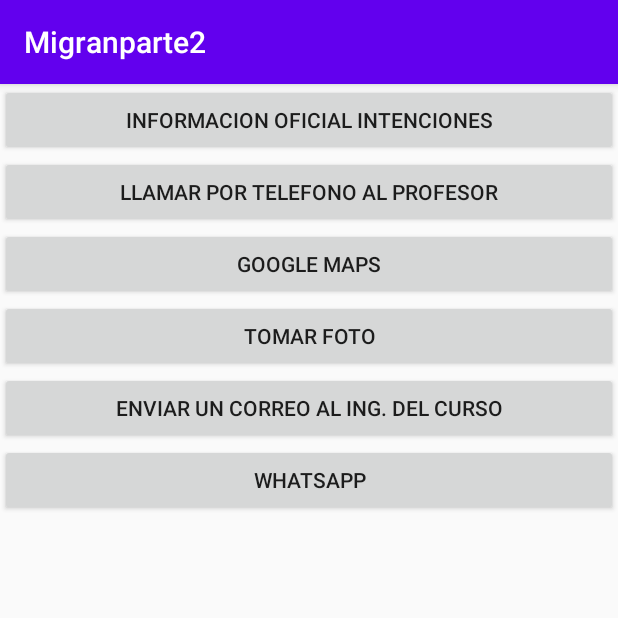
After one commit to csar8a/propartApp, an Android app: the Intenciones screen opened directly, with no data from a screen before it, on a phone screen of 412 x 824 dp, the top half of it. The commit adds this screen. Run offline under Robolectric (Android 15) with nearby library versions, the phone set to English and light mode, and no system bars.

Commit message:
agree intensions call,wssp,googlemaps,correo

```diff
--- a/app/src/main/AndroidManifest.xml
+++ b/app/src/main/AndroidManifest.xml
@@ -9,7 +9,8 @@
         android:roundIcon="@mipmap/ic_launcher_round"
         android:supportsRtl="true"
         android:theme="@style/AppTheme">
-        <activity android:name=".comunicacion1"></activity>
+        <activity android:name=".Intenciones"></activity>
+        <activity android:name=".comunicacion1" />
         <activity android:name=".comunicacion2" />
         <activity android:name=".MainActivity">
             <intent-filter>
@@ -20,4 +21,6 @@
         </activity>
     </application>
 
+    <uses-permission android:name="android.permission.CALL_PHONE"/>
+
 </manifest>
--- a/app/src/main/java/com/ingwilson/migranparte2/MainActivity.java
+++ b/app/src/main/java/com/ingwilson/migranparte2/MainActivity.java
@@ -37,6 +37,10 @@
             startActivity(new Intent(this, comunicacion1.class));
             return true;
         }
+        if (id == R.id.activity_intenciones) {
+            startActivity(new Intent(this, Intenciones.class));
+            return true;
+        }
         return super.onOptionsItemSelected(item);
     }
 }
--- /dev/null
+++ b/app/src/main/res/layout/activity_intenciones.xml
@@ -0,0 +1,39 @@
+<?xml version="1.0" encoding="utf-8"?>
+<LinearLayout xmlns:android="http://schemas.android.com/apk/res/android"
+    xmlns:app="http://schemas.android.com/apk/res-auto"
+    xmlns:tools="http://schemas.android.com/tools"
+    android:layout_width="match_parent"
+    android:layout_height="match_parent"
+    android:orientation="vertical"
+    tools:context=".Intenciones">
+    <Button
+        android:layout_width="match_parent"
+        android:layout_height="wrap_content"
+        android:onClick="web"
+        android:text="Informacion oficial intenciones" />
+    <Button
+        android:layout_width="match_parent"
+        android:layout_height="wrap_content"
+        android:onClick="Llamar"
+        android:text="LLamar por telefono al profesor" />
+    <Button
+        android:layout_width="match_parent"
+        android:layout_height="wrap_content"
+        android:onClick="maps"
+        android:text="Google Maps" />
+    <Button
+        android:layout_width="match_parent"
+        android:layout_height="wrap_content"
+        android:onClick="foto"
+        android:text="Tomar Foto" />
+    <Button
+        android:layout_width="match_parent"
+        android:layout_height="wrap_content"
+        android:onClick="email"
+        android:text="Enviar un correo al Ing. del curso" />
+    <Button
+        android:layout_width="match_parent"
+        android:layout_height="wrap_content"
+        android:onClick="whatsapp"
+        android:text="Whatsapp" />
+</LinearLayout>
```
Also changed, not shown: app/src/main/java/com/ingwilson/migranparte2/Intenciones.java (added, +67 -0 lines).
